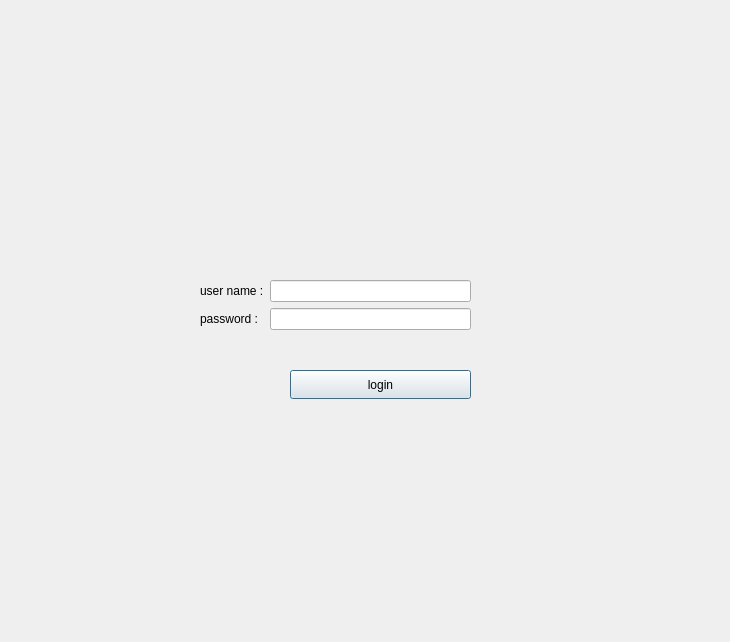
Above: code/login1.ui from SAliAkhiM/AP-Project-Daligram before the change. Below: the same form after it.
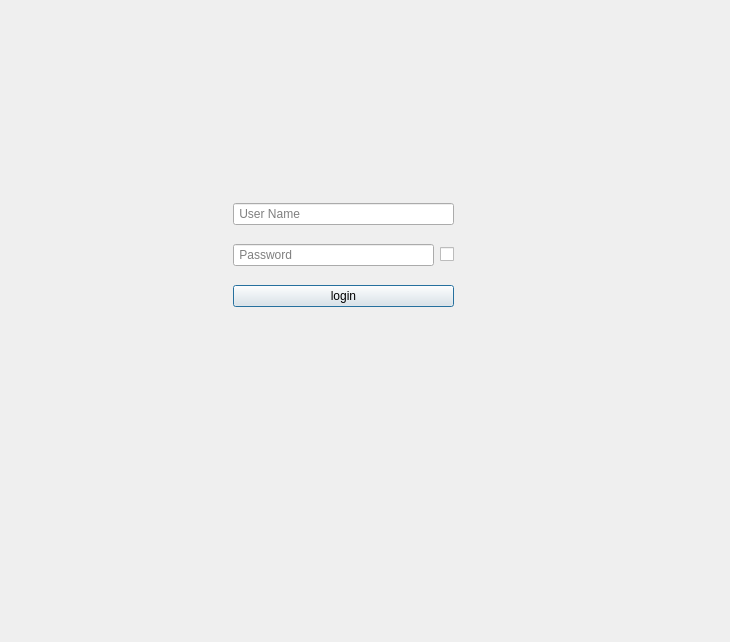
That is the form after the change. Icons and pictures are not drawn.

```diff
--- a/code/login1.ui
+++ b/code/login1.ui
@@ -13,58 +13,63 @@
   <property name="windowTitle">
    <string>Dialog</string>
   </property>
-  <widget class="QWidget" name="layoutWidget">
+  <widget class="QWidget" name="">
    <property name="geometry">
     <rect>
-     <x>200</x>
-     <y>280</y>
-     <width>271</width>
-     <height>71</height>
+     <x>233</x>
+     <y>190</y>
+     <width>221</width>
+     <height>131</height>
     </rect>
    </property>
-   <layout class="QFormLayout" name="formLayout">
-    <item row="0" column="0">
-     <layout class="QVBoxLayout" name="verticalLayout_2">
-      <item>
-       <widget class="QLabel" name="label">
-        <property name="text">
-         <string>user name :</string>
+   <layout class="QGridLayout" name="gridLayout">
+    <item row="0" column="0" colspan="2">
+     <widget class="QLineEdit" name="username_login">
+      <property name="placeholderText">
+       <string> User Name</string>
         </property>
        </widget>
       </item>
-      <item>
-       <widget class="QLabel" name="label_2">
+    <item row="1" column="1">
+     <widget class="QCheckBox" name="checkBox">
+      <property name="styleSheet">
+       <string notr="true">image: url(:/new/prefix1/hide.png);</string>
+      </property>
         <property name="text">
-         <string>password :</string>
+       <string/>
         </property>
        </widget>
       </item>
-     </layout>
-    </item>
-    <item row="0" column="1">
-     <layout class="QVBoxLayout" name="verticalLayout">
-      <item>
-       <widget class="QLineEdit" name="username_login"/>
-      </item>
-      <item>
-       <widget class="QLineEdit" name="password_login"/>
-      </item>
-     </layout>
-    </item>
-   </layout>
-  </widget>
+    <item row="1" column="0">
+     <widget class="QLineEdit" name="password_login">
+      <property name="echoMode">
+       <enum>QLineEdit::Password</enum>
+      </property>
+      <property name="placeholderText">
+       <string> Password</string>
+      </property>
+     </widget>
+    </item>
+    <item row="2" column="0" colspan="2">
   <widget class="QPushButton" name="logIn_pushButton">
-   <property name="geometry">
-    <rect>
-     <x>290</x>
-     <y>370</y>
-     <width>181</width>
-     <height>29</height>
-    </rect>
+      <property name="whatsThis">
+       <string/>
+      </property>
+      <property name="layoutDirection">
+       <enum>Qt::LeftToRight</enum>
+      </property>
+      <property name="autoFillBackground">
+       <bool>false</bool>
+      </property>
+      <property name="styleSheet">
+       <string notr="true">background-image: url(:/new/prefix1/lovepik-red-button-png-image_401250624_wh1200.png);</string>
    </property>
    <property name="text">
     <string>login</string>
    </property>
+     </widget>
+    </item>
+   </layout>
   </widget>
  </widget>
  <resources/>
```
Lines whose indentation alone changed are shown as unchanged.
